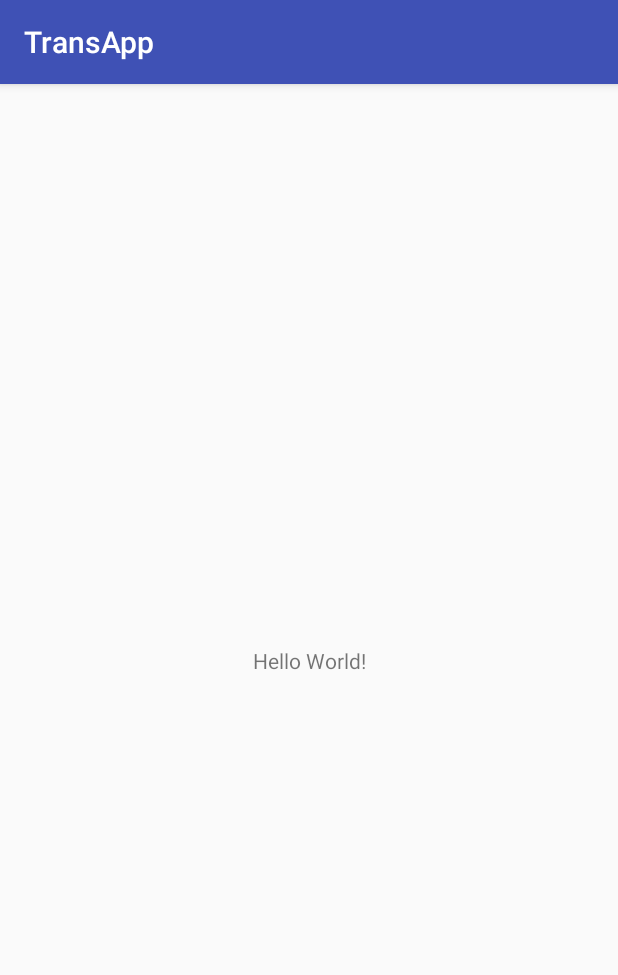
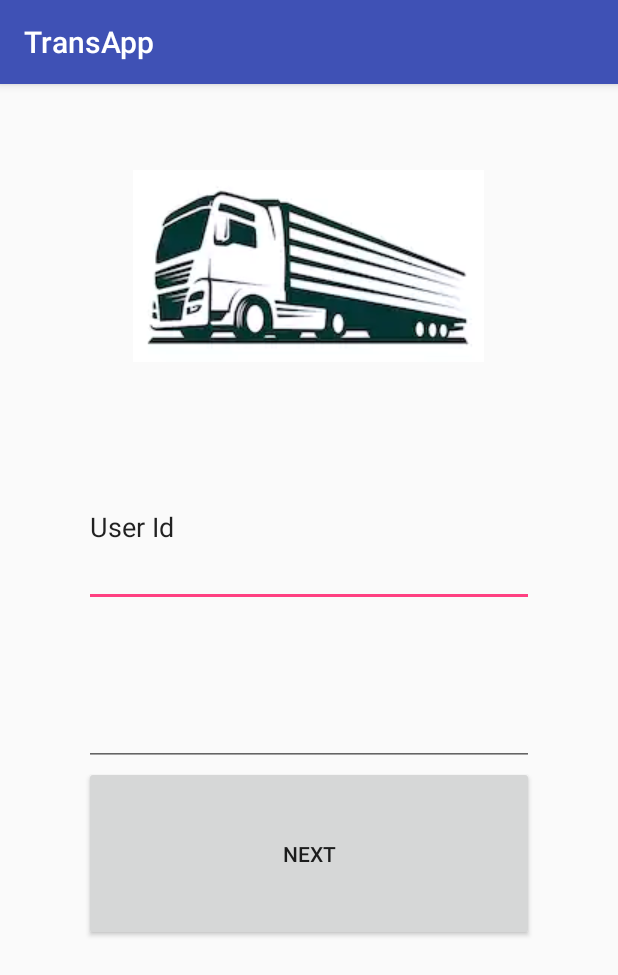
Before and after one commit to maheshshelke/AndroidLearning, an Android app: the screen it shows after launch (MainActivity), on a phone screen of 412 x 824 dp. Shown: the top 975 px of the screen. Run offline under Robolectric (Android 15) with nearby library versions, the phone set to English and light mode, and no system bars.

Commit message:
login activity layout ready

```diff
--- a/TransApp/app/src/main/res/layout/activity_main.xml
+++ b/TransApp/app/src/main/res/layout/activity_main.xml
@@ -1,18 +1,53 @@
 <?xml version="1.0" encoding="utf-8"?>
-<android.support.constraint.ConstraintLayout xmlns:android="http://schemas.android.com/apk/res/android"
+<LinearLayout xmlns:android="http://schemas.android.com/apk/res/android"
     xmlns:app="http://schemas.android.com/apk/res-auto"
     xmlns:tools="http://schemas.android.com/tools"
     android:layout_width="match_parent"
     android:layout_height="match_parent"
+    android:orientation="vertical"
     tools:context=".MainActivity">
 
-    <TextView
+    <ImageView
+        android:id="@+id/imageViewLoginScreenLogo"
         android:layout_width="wrap_content"
-        android:layout_height="wrap_content"
-        android:text="Hello World!"
-        app:layout_constraintBottom_toBottomOf="parent"
-        app:layout_constraintLeft_toLeftOf="parent"
-        app:layout_constraintRight_toRightOf="parent"
-        app:layout_constraintTop_toTopOf="parent" />
+        android:layout_height="50dp"
+        android:layout_gravity="center_horizontal"
+        android:layout_weight="2"
+        app:srcCompat="@drawable/truck_logo" />
 
-</android.support.constraint.ConstraintLayout>
+
+    <EditText
+        android:id="@+id/editText"
+        android:layout_width="300dp"
+        android:layout_height="10dp"
+        android:layout_gravity="center_horizontal"
+        android:layout_weight="1"
+        android:ems="10"
+        android:inputType="textPersonName"
+        android:text="User Id" />
+
+    <EditText
+        android:id="@+id/editText2"
+        android:layout_width="300dp"
+        android:layout_height="10dp"
+        android:layout_weight="1"
+        android:ems="10"
+        android:layout_gravity="center_horizontal"
+        android:inputType="textPassword" />
+
+    <Button
+        android:id="@+id/button2"
+        android:layout_width="300dp"
+        android:layout_height="20dp"
+        android:layout_weight="1"
+        android:layout_gravity="center_horizontal"
+        android:text="Next" />
+
+
+    <LinearLayout
+        android:layout_width="match_parent"
+        android:layout_height="100dp"
+        android:layout_weight="1"
+        android:orientation="vertical"></LinearLayout>
+
+</LinearLayout>
```
Also changed, not shown: TransApp/app/src/main/res/drawable/truck_logo.png (added).
